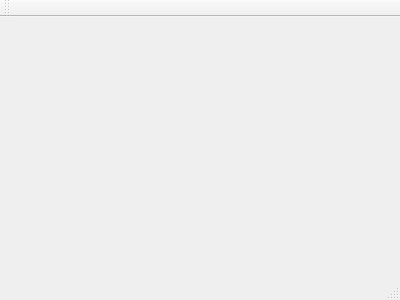
Malekblubb/tw_econ_gui, file main_window.ui: the form before one commit.
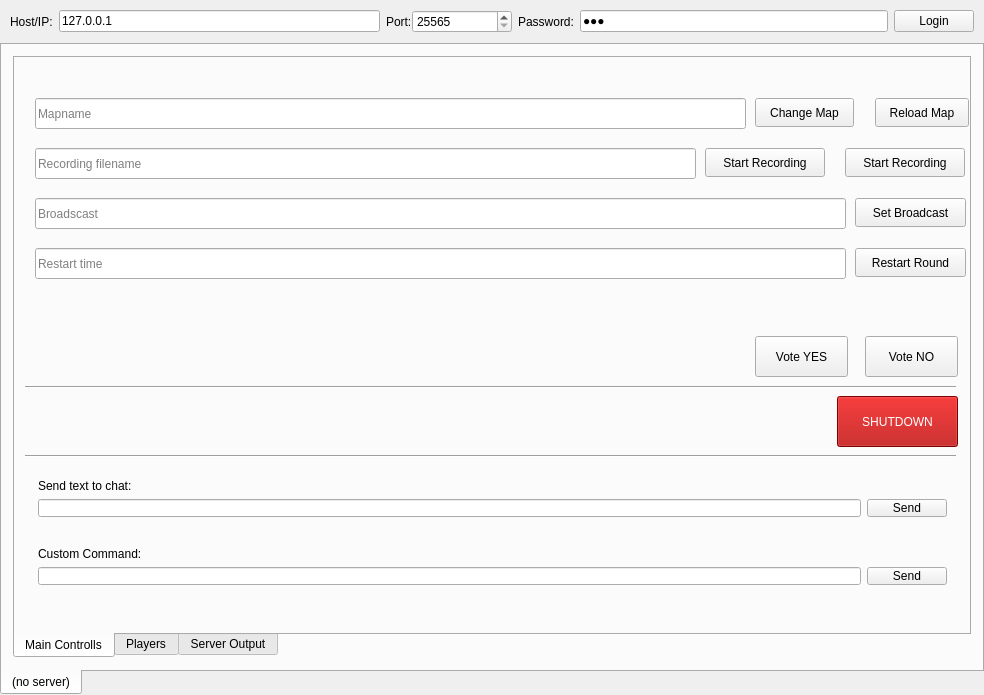
The form after the commit.

Patch:
```diff
--- a/main_window.ui
+++ b/main_window.ui
@@ -1,24 +1,496 @@
 <ui version="4.0">
  <class>main_window</class>
- <widget class="QMainWindow" name="main_window" >
-  <property name="geometry" >
+ <widget class="QMainWindow" name="main_window">
+  <property name="geometry">
    <rect>
     <x>0</x>
     <y>0</y>
-    <width>400</width>
-    <height>300</height>
+    <width>984</width>
+    <height>695</height>
    </rect>
   </property>
-  <property name="windowTitle" >
+  <property name="minimumSize">
+   <size>
+    <width>0</width>
+    <height>0</height>
+   </size>
+  </property>
+  <property name="windowTitle">
    <string>main_window</string>
   </property>
-  <widget class="QMenuBar" name="menuBar" />
-  <widget class="QToolBar" name="mainToolBar" />
-  <widget class="QWidget" name="centralWidget" />
-  <widget class="QStatusBar" name="statusBar" />
+  <widget class="QWidget" name="centralWidget">
+   <layout class="QGridLayout" name="gridLayout">
+    <property name="leftMargin">
+     <number>0</number>
+    </property>
+    <property name="topMargin">
+     <number>10</number>
+    </property>
+    <property name="rightMargin">
+     <number>0</number>
+    </property>
+    <property name="bottomMargin">
+     <number>0</number>
+    </property>
+    <property name="spacing">
+     <number>0</number>
+    </property>
+    <item row="0" column="0">
+     <layout class="QHBoxLayout" name="horizontalLayout_4">
+      <property name="leftMargin">
+       <number>10</number>
+      </property>
+      <property name="rightMargin">
+       <number>10</number>
+      </property>
+      <item>
+       <layout class="QHBoxLayout" name="horizontalLayout">
+        <property name="leftMargin">
+         <number>0</number>
+        </property>
+        <property name="rightMargin">
+         <number>0</number>
+        </property>
+        <item>
+         <widget class="QLabel" name="label">
+          <property name="text">
+           <string>Host/IP:</string>
+          </property>
+         </widget>
+        </item>
+        <item>
+         <widget class="QLineEdit" name="le_host">
+          <property name="minimumSize">
+           <size>
+            <width>250</width>
+            <height>0</height>
+           </size>
+          </property>
+          <property name="text">
+           <string>127.0.0.1</string>
+          </property>
+         </widget>
+        </item>
+       </layout>
+      </item>
+      <item>
+       <layout class="QHBoxLayout" name="horizontalLayout_2">
+        <property name="spacing">
+         <number>0</number>
+        </property>
+        <property name="sizeConstraint">
+         <enum>QLayout::SetFixedSize</enum>
+        </property>
+        <item>
+         <widget class="QLabel" name="label_2">
+          <property name="sizeIncrement">
+           <size>
+            <width>20</width>
+            <height>0</height>
+           </size>
+          </property>
+          <property name="text">
+           <string>Port:</string>
+          </property>
+         </widget>
+        </item>
+        <item>
+         <widget class="QSpinBox" name="sb_port">
+          <property name="minimumSize">
+           <size>
+            <width>100</width>
+            <height>0</height>
+           </size>
+          </property>
+          <property name="maximumSize">
+           <size>
+            <width>16777215</width>
+            <height>16777215</height>
+           </size>
+          </property>
+          <property name="baseSize">
+           <size>
+            <width>0</width>
+            <height>0</height>
+           </size>
+          </property>
+          <property name="specialValueText">
+           <string>25565</string>
+          </property>
+          <property name="maximum">
+           <number>65535</number>
+          </property>
+         </widget>
+        </item>
+       </layout>
+      </item>
+      <item>
+       <layout class="QHBoxLayout" name="horizontalLayout_3">
+        <item>
+         <widget class="QLabel" name="label_3">
+          <property name="text">
+           <string>Password:</string>
+          </property>
+         </widget>
+        </item>
+        <item>
+         <widget class="QLineEdit" name="le_password">
+          <property name="text">
+           <string>lol</string>
+          </property>
+          <property name="echoMode">
+           <enum>QLineEdit::Password</enum>
+          </property>
+         </widget>
+        </item>
+       </layout>
+      </item>
+      <item>
+       <widget class="QPushButton" name="btn_login">
+        <property name="text">
+         <string>Login</string>
+        </property>
+       </widget>
+      </item>
+     </layout>
+    </item>
+    <item row="1" column="0">
+     <spacer name="verticalSpacer">
+      <property name="orientation">
+       <enum>Qt::Vertical</enum>
+      </property>
+      <property name="sizeType">
+       <enum>QSizePolicy::Fixed</enum>
+      </property>
+      <property name="sizeHint" stdset="0">
+       <size>
+        <width>20</width>
+        <height>10</height>
+       </size>
+      </property>
+     </spacer>
+    </item>
+    <item row="2" column="0">
+     <widget class="QTabWidget" name="tw_main">
+      <property name="tabPosition">
+       <enum>QTabWidget::South</enum>
+      </property>
+      <property name="currentIndex">
+       <number>0</number>
+      </property>
+      <widget class="QWidget" name="tab">
+       <attribute name="title">
+        <string>(no server)</string>
+       </attribute>
+       <layout class="QGridLayout" name="gridLayout_2">
+        <item row="0" column="0">
+         <widget class="QTabWidget" name="tw_server">
+          <property name="tabPosition">
+           <enum>QTabWidget::South</enum>
+          </property>
+          <property name="currentIndex">
+           <number>0</number>
+          </property>
+          <widget class="QWidget" name="tab_main_controlls">
+           <attribute name="title">
+            <string>Main Controlls</string>
+           </attribute>
+           <widget class="QWidget" name="layoutWidget_2">
+            <property name="geometry">
+             <rect>
+              <x>12</x>
+              <y>410</y>
+              <width>931</width>
+              <height>60</height>
+             </rect>
+            </property>
+            <layout class="QGridLayout" name="gridLayout_5">
+             <item row="0" column="0">
+              <widget class="QLabel" name="label_5">
+               <property name="text">
+                <string>Send text to chat:</string>
+               </property>
+              </widget>
+             </item>
+             <item row="1" column="0">
+              <widget class="QLineEdit" name="le_echo_text"/>
+             </item>
+             <item row="1" column="1">
+              <widget class="QPushButton" name="btn_text_send">
+               <property name="text">
+                <string>Send</string>
+               </property>
+              </widget>
+             </item>
+            </layout>
+           </widget>
+           <widget class="Line" name="line">
+            <property name="geometry">
+             <rect>
+              <x>10</x>
+              <y>390</y>
+              <width>931</width>
+              <height>16</height>
+             </rect>
+            </property>
+            <property name="orientation">
+             <enum>Qt::Horizontal</enum>
+            </property>
+           </widget>
+           <widget class="QPushButton" name="btn_shutdown">
+            <property name="geometry">
+             <rect>
+              <x>822</x>
+              <y>338</y>
+              <width>121</width>
+              <height>51</height>
+             </rect>
+            </property>
+            <property name="styleSheet">
+             <string notr="true">background-color: rgb(173, 0, 0);
+color: rgb(255, 255, 255);</string>
+            </property>
+            <property name="text">
+             <string>SHUTDOWN</string>
+            </property>
+            <property name="checkable">
+             <bool>false</bool>
+            </property>
+           </widget>
+           <widget class="Line" name="line_2">
+            <property name="geometry">
+             <rect>
+              <x>10</x>
+              <y>321</y>
+              <width>931</width>
+              <height>16</height>
+             </rect>
+            </property>
+            <property name="orientation">
+             <enum>Qt::Horizontal</enum>
+            </property>
+           </widget>
+           <widget class="QPushButton" name="btn_reload_map">
+            <property name="geometry">
+             <rect>
+              <x>860</x>
+              <y>40</y>
+              <width>94</width>
+              <height>29</height>
+             </rect>
+            </property>
+            <property name="text">
+             <string>Reload Map</string>
+            </property>
+           </widget>
+           <widget class="QLineEdit" name="le_mapname">
+            <property name="geometry">
+             <rect>
+              <x>20</x>
+              <y>40</y>
+              <width>711</width>
+              <height>31</height>
+             </rect>
+            </property>
+            <property name="placeholderText">
+             <string>Mapname</string>
+            </property>
+           </widget>
+           <widget class="QPushButton" name="pushButton">
+            <property name="geometry">
+             <rect>
+              <x>740</x>
+              <y>40</y>
+              <width>99</width>
+              <height>29</height>
+             </rect>
+            </property>
+            <property name="text">
+             <string>Change Map</string>
+            </property>
+           </widget>
+           <widget class="QLineEdit" name="le_record_filename">
+            <property name="geometry">
+             <rect>
+              <x>20</x>
+              <y>90</y>
+              <width>661</width>
+              <height>31</height>
+             </rect>
+            </property>
+            <property name="placeholderText">
+             <string>Recording filename</string>
+            </property>
+           </widget>
+           <widget class="QPushButton" name="btn_start_recording">
+            <property name="geometry">
+             <rect>
+              <x>690</x>
+              <y>90</y>
+              <width>120</width>
+              <height>29</height>
+             </rect>
+            </property>
+            <property name="text">
+             <string>Start Recording</string>
+            </property>
+           </widget>
+           <widget class="QPushButton" name="btn_stop_recording">
+            <property name="geometry">
+             <rect>
+              <x>830</x>
+              <y>90</y>
+              <width>120</width>
+              <height>29</height>
+             </rect>
+            </property>
+            <property name="text">
+             <string>Start Recording</string>
+            </property>
+           </widget>
+           <widget class="QLineEdit" name="le_broadcast">
+            <property name="geometry">
+             <rect>
+              <x>20</x>
+              <y>140</y>
+              <width>811</width>
+              <height>31</height>
+             </rect>
+            </property>
+            <property name="baseSize">
+             <size>
+              <width>0</width>
+              <height>0</height>
+             </size>
+            </property>
+            <property name="placeholderText">
+             <string>Broadscast</string>
+            </property>
+           </widget>
+           <widget class="QPushButton" name="btn_set_broadcast">
+            <property name="geometry">
+             <rect>
+              <x>840</x>
+              <y>140</y>
+              <width>111</width>
+              <height>29</height>
+             </rect>
+            </property>
+            <property name="text">
+             <string>Set Broadcast</string>
+            </property>
+           </widget>
+           <widget class="QLineEdit" name="le_restart_time">
+            <property name="geometry">
+             <rect>
+              <x>20</x>
+              <y>190</y>
+              <width>811</width>
+              <height>31</height>
+             </rect>
+            </property>
+            <property name="placeholderText">
+             <string>Restart time</string>
+            </property>
+           </widget>
+           <widget class="QPushButton" name="btn_restart_round">
+            <property name="geometry">
+             <rect>
+              <x>840</x>
+              <y>190</y>
+              <width>111</width>
+              <height>29</height>
+             </rect>
+            </property>
+            <property name="text">
+             <string>Restart Round</string>
+            </property>
+           </widget>
+           <widget class="QPushButton" name="btn_vote_yes">
+            <property name="geometry">
+             <rect>
+              <x>740</x>
+              <y>278</y>
+              <width>93</width>
+              <height>41</height>
+             </rect>
+            </property>
+            <property name="text">
+             <string>Vote YES</string>
+            </property>
+           </widget>
+           <widget class="QPushButton" name="btn_vote_no">
+            <property name="geometry">
+             <rect>
+              <x>850</x>
+              <y>278</y>
+              <width>93</width>
+              <height>41</height>
+             </rect>
+            </property>
+            <property name="text">
+             <string>Vote NO</string>
+            </property>
+           </widget>
+           <widget class="QWidget" name="">
+            <property name="geometry">
+             <rect>
+              <x>12</x>
+              <y>478</y>
+              <width>931</width>
+              <height>60</height>
+             </rect>
+            </property>
+            <layout class="QGridLayout" name="gridLayout_4">
+             <item row="0" column="0">
+              <widget class="QLabel" name="label_4">
+               <property name="text">
+                <string>Custom Command:</string>
+               </property>
+              </widget>
+             </item>
+             <item row="1" column="0">
+              <widget class="QLineEdit" name="le_custom_cmd"/>
+             </item>
+             <item row="1" column="1">
+              <widget class="QPushButton" name="btn_custom_cmd_send">
+               <property name="text">
+                <string>Send</string>
+               </property>
+              </widget>
+             </item>
+            </layout>
+           </widget>
+          </widget>
+          <widget class="QWidget" name="tab_players">
+           <attribute name="title">
+            <string>Players</string>
+           </attribute>
+          </widget>
+          <widget class="QWidget" name="tab_server_output">
+           <attribute name="title">
+            <string>Server Output</string>
+           </attribute>
+           <layout class="QGridLayout" name="gridLayout_3">
+            <item row="0" column="0">
+             <widget class="QTextEdit" name="te_log">
+              <property name="readOnly">
+               <bool>true</bool>
+              </property>
+             </widget>
+            </item>
+           </layout>
+          </widget>
+         </widget>
+        </item>
+       </layout>
+      </widget>
+     </widget>
+    </item>
+   </layout>
+  </widget>
  </widget>
- <layoutDefault spacing="6" margin="11" />
- <pixmapfunction></pixmapfunction>
+ <layoutdefault spacing="6" margin="11"/>
  <resources/>
  <connections/>
 </ui>
```
Left out of the diff: 1 changed line with no effect on the pictures.
